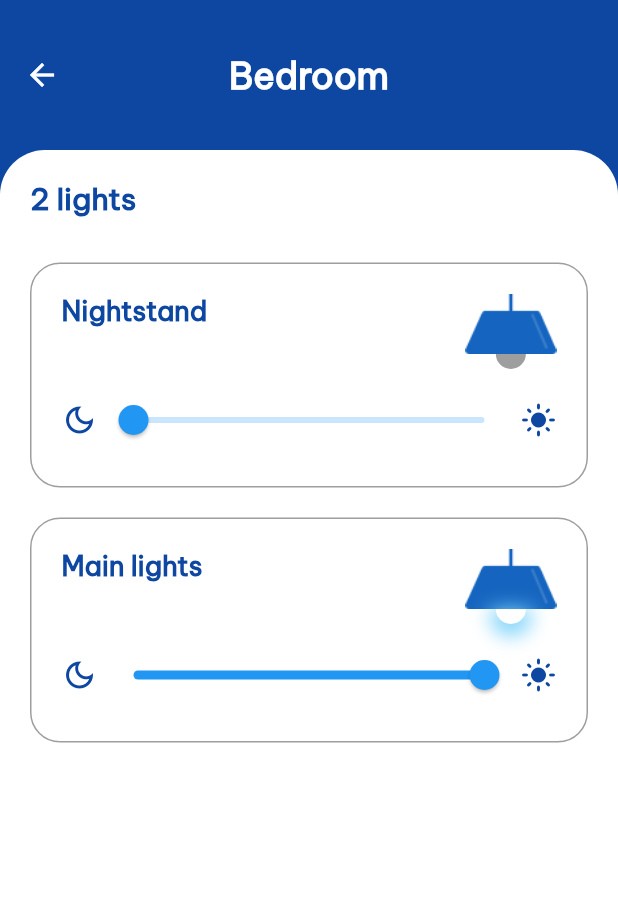
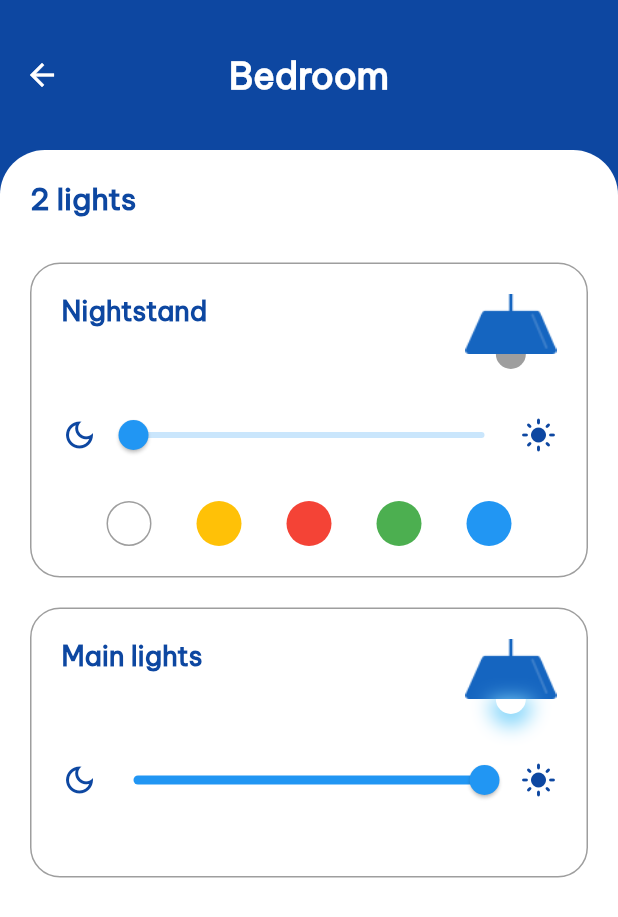
Before and after one commit to Mayank-9018/SmartHome, a Flutter app: the screen it shows after launch, after a tap on "Bedroom", on a phone screen of 412 x 824 dp. Shown: the top 917 px of the screen. Run offline on Flutter 3.47's test engine with Material 2 defaults, Android fonts, the phone set to English and light mode, and no system bars.

Commit message:
Color Paletter to change colors

```diff
--- a/lib/components/light_card.dart
+++ b/lib/components/light_card.dart
@@ -40,8 +40,10 @@ class LightCard extends StatelessWidget {
               ),
             ],
           ),
-          const SizedBox(height: 10),
-          BrightnessSlider(light)
+          const SizedBox(height: 20),
+          BrightnessSlider(light),
+          const SizedBox(height: 20),
+          if (light.supportsColors) ColorPallete(light)
         ],
       ),
     );
@@ -126,3 +128,41 @@ class _LightBulbState extends State<LightBulb> {
 
   void updateLight() => setState(() {});
 }
+
+class ColorPallete extends StatelessWidget {
+  final Light light;
+
+  const ColorPallete(this.light, {Key? key}) : super(key: key);
+
+  final List<Color> colors = const [
+    Color(0xFFFFFFFF),
+    Color(0xFFFFC107),
+    Color(0xFFF44336),
+    Color(0xFF4CAF50),
+    Color(0xFF2196F3),
+  ];
+
+  @override
+  Widget build(BuildContext context) {
+    return Row(
+      mainAxisAlignment: MainAxisAlignment.spaceEvenly,
+      children: colors
+          .map(
+            (e) => GestureDetector(
+              onTap: () => light.updateColor(e),
+              child: Container(
+                height: 30,
+                width: 30,
+                decoration: BoxDecoration(
+                  color: e,
+                  borderRadius: BorderRadius.circular(20.0),
+                  border:
+                      e == colors[0] ? Border.all(color: Colors.grey) : null,
+                ),
+              ),
+            ),
+          )
+          .toList(),
+    );
+  }
+}
```
